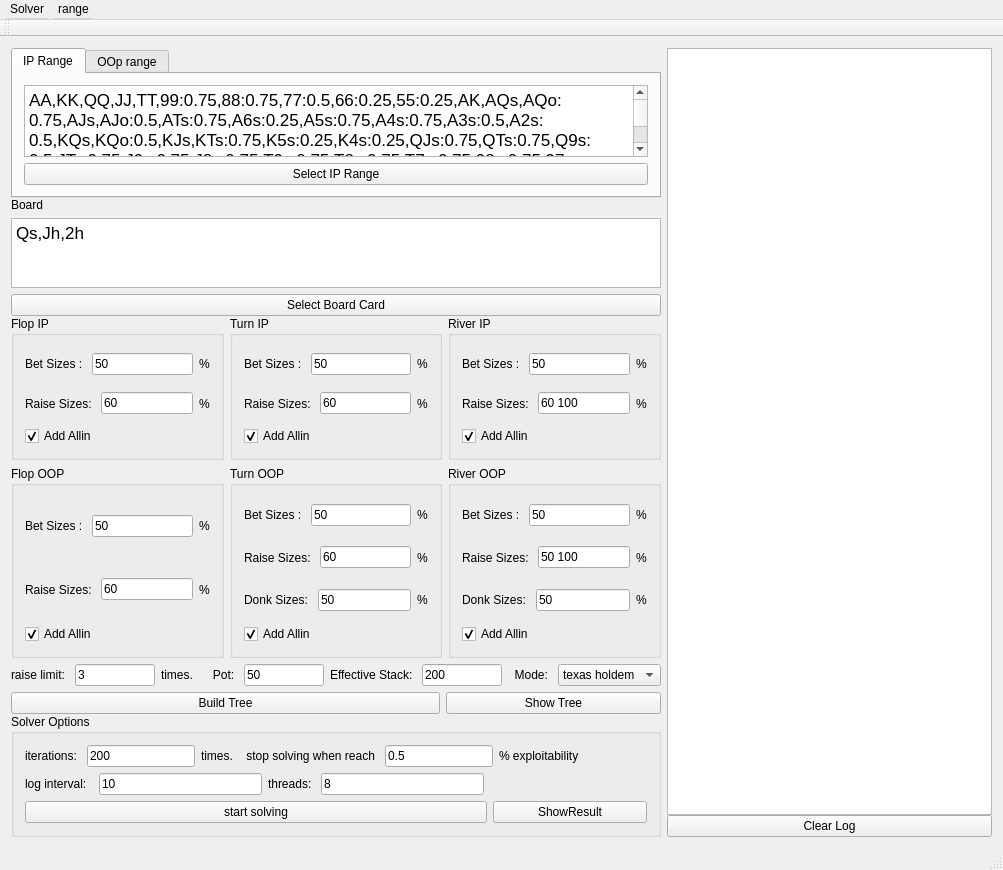
The window that mainwindow.ui (bupticybee/TexasSolver) describes before a commit, drawn with Qt 5.
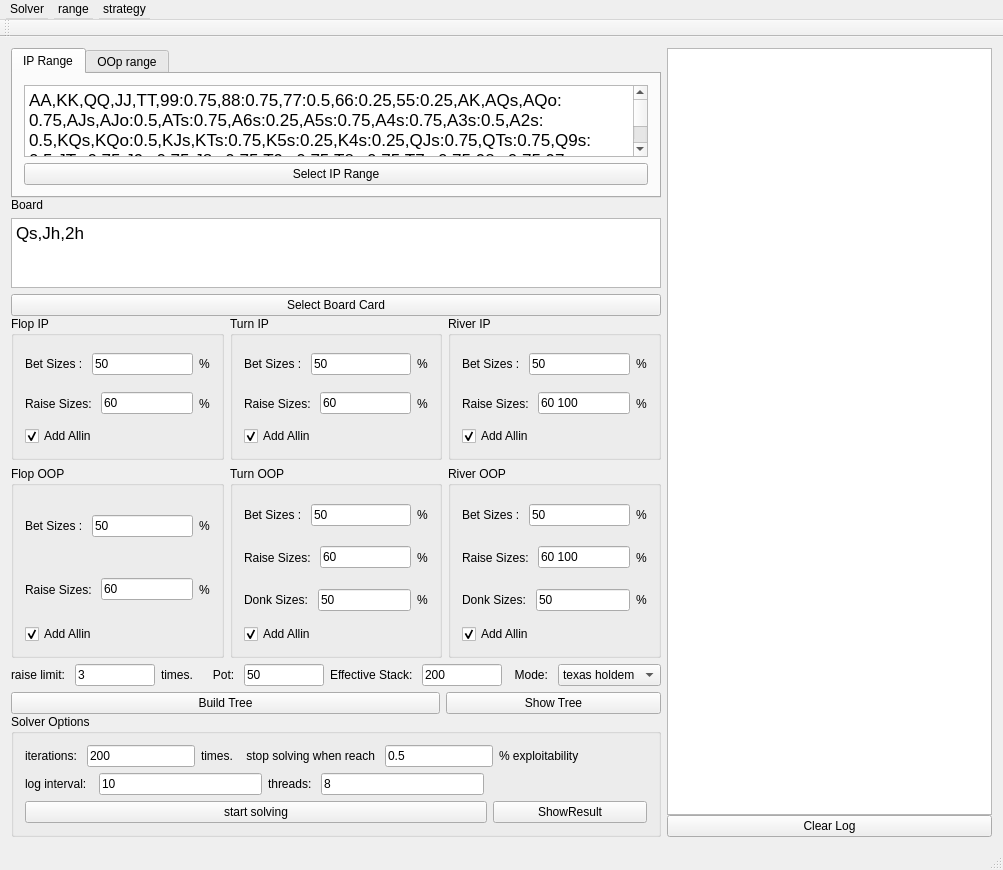
The same window after the commit.

Patch:
```diff
--- a/mainwindow.ui
+++ b/mainwindow.ui
@@ -573,7 +573,7 @@
                  <item>
                   <widget class="QLineEdit" name="river_oop_raise">
                    <property name="text">
-                    <string>50 100</string>
+                    <string>60 100</string>
                    </property>
                   </widget>
                  </item>
@@ -927,8 +927,21 @@
     <addaction name="menuimport"/>
     <addaction name="menuexport"/>
    </widget>
+   <widget class="QMenu" name="menustrategy_2">
+    <property name="title">
+     <string>strategy</string>
+    </property>
+    <widget class="QMenu" name="menuexport_to_file">
+     <property name="title">
+      <string>export to file</string>
+     </property>
+     <addaction name="actionjson"/>
+    </widget>
+    <addaction name="menuexport_to_file"/>
+   </widget>
    <addaction name="menusolver"/>
    <addaction name="menustrategy"/>
+   <addaction name="menustrategy_2"/>
   </widget>
   <widget class="QToolBar" name="mainToolBar">
    <attribute name="toolBarArea">
```
Left out of the diff: 5 changed lines with no effect on the pictures.
